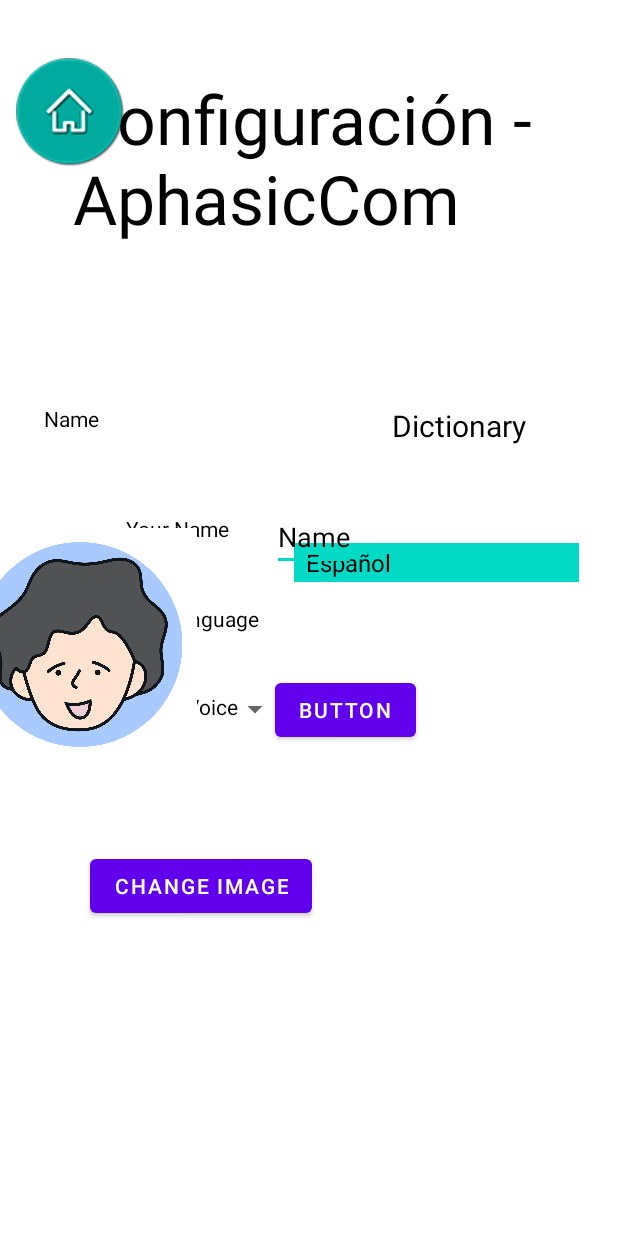
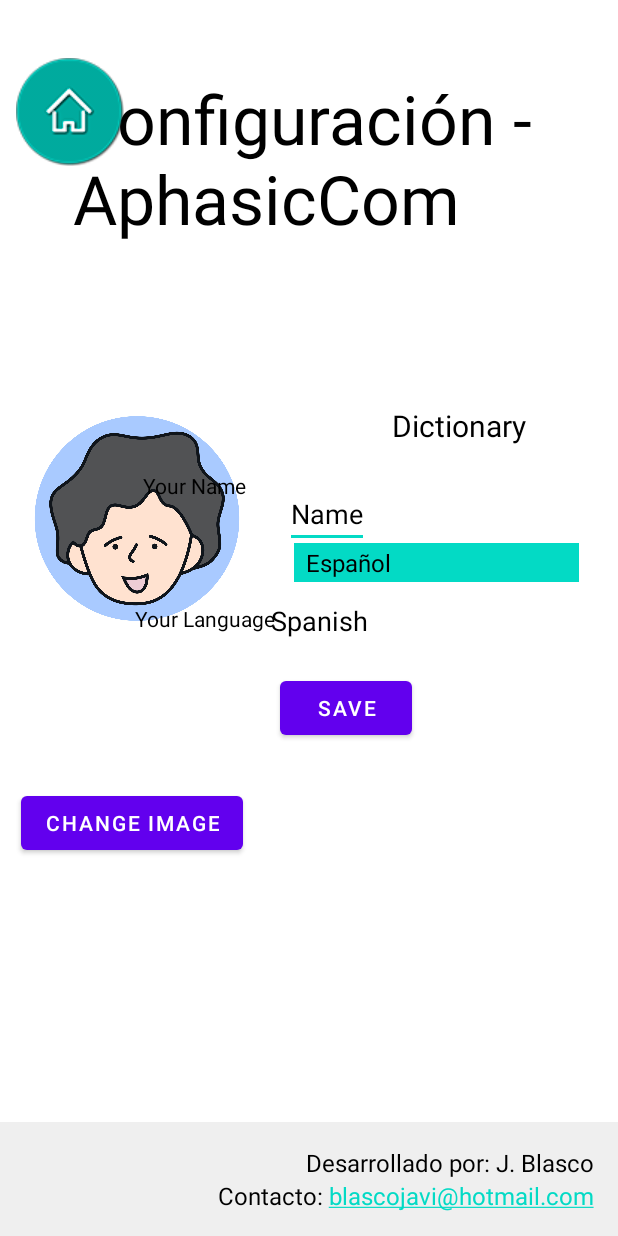
Before and after one commit to blascojavi/aphasicComm, an Android app: the ConfigActivity screen opened directly, with no data from a screen before it, on a phone screen of 412 x 824 dp. Run offline under Robolectric (Android 15) with nearby library versions, the phone set to English and light mode, and no system bars.

Commit message:
Full functional and complete application

```diff
--- a/app/src/main/java/com/jablal/proyectojavierblasco/ConfigActivity.java
+++ b/app/src/main/java/com/jablal/proyectojavierblasco/ConfigActivity.java
@@ -7,8 +7,12 @@ import android.content.res.Configuration;
 import android.content.res.Resources;
 import android.graphics.Camera;
 import android.graphics.Color;
+import android.net.Uri;
 import android.os.Bundle;
 import android.provider.MediaStore;
+import android.text.SpannableString;
+import android.text.method.LinkMovementMethod;
+import android.text.util.Linkify;
 import android.util.Log;
 import android.view.SurfaceHolder;
 import android.view.SurfaceView;
@@ -36,7 +40,7 @@ import java.util.ArrayList;
 import java.util.Arrays;
 import java.util.List;
 import java.util.Locale;
-
+import java.util.regex.Pattern;
 
 
 public class ConfigActivity extends AppCompatActivity {
@@ -133,7 +137,7 @@ public class ConfigActivity extends AppCompatActivity {
 
         // Establece el nombre de usuario en el TextView textViewNameUser
         textViewNameUser.setText(nameUser);
-        textViewUser.setText(nameUser);
+      //  textViewUser.setText(nameUser);
 
 
 
@@ -164,6 +168,31 @@ public class ConfigActivity extends AppCompatActivity {
 
             }
         });
+
+
+        TextView textContact = findViewById(R.id.textContact);
+        String email = "blascojavi@hotmail.com";
+        String subject = "AphasicComm";
+        String emailLink = "mailto:" + email + "?subject=" + Uri.encode(subject, "UTF-8").toUpperCase();
+        SpannableString spannableString = new SpannableString("Contacto: " + email);
+        Linkify.TransformFilter transformFilter = (match, url) -> "";
+        Linkify.addLinks(spannableString, Pattern.compile(email), emailLink, null, transformFilter);
+        textContact.setText(spannableString);
+        textContact.setMovementMethod(LinkMovementMethod.getInstance());
+
+        TextView textViewLanguageSelected = findViewById(R.id.LanguageSelected);
+
+        // Obtener la configuración actual de la aplicación
+        Configuration config = getResources().getConfiguration();
+
+        // Obtener el objeto Locale del idioma actual
+        Locale currentLocale = config.locale;
+
+        // Obtener el nombre del idioma en uso
+        String currentLanguage = currentLocale.getDisplayName();
+
+        // Mostrar el nombre del idioma en el TextView
+        textViewLanguageSelected.setText(currentLanguage);
 
 
     }
--- a/app/src/main/res/layout/activity_config.xml
+++ b/app/src/main/res/layout/activity_config.xml
@@ -65,18 +65,72 @@
         app:layout_constraintTop_toTopOf="parent"
         app:layout_constraintVertical_bias="0.339" />
 
-    <TextView
-        android:id="@+id/textViewName"
+
+    <Button
+        android:id="@+id/buttonSelectedIdiom"
         android:layout_width="wrap_content"
         android:layout_height="wrap_content"
-        android:text="@string/tagName"
+        android:layout_marginTop="20dp"
+        android:layout_marginEnd="144dp"
+        android:text="@string/buttonSave"
+        app:layout_constraintBottom_toBottomOf="parent"
+        app:layout_constraintEnd_toEndOf="parent"
+        app:layout_constraintHorizontal_bias="0.594"
+        app:layout_constraintStart_toStartOf="@+id/spinner_idiomas"
+        app:layout_constraintTop_toBottomOf="@+id/spinner_idiomas"
+        app:layout_constraintVertical_bias="0.109" />
+
+    <ImageView
+        android:id="@+id/image_View"
+        android:layout_width="156dp"
+        android:layout_height="178dp"
+        android:layout_marginEnd="16dp"
+        app:layout_constraintBottom_toBottomOf="parent"
+        app:layout_constraintEnd_toEndOf="parent"
+        app:layout_constraintHorizontal_bias="0.055"
+        app:layout_constraintStart_toStartOf="parent"
+        app:layout_constraintTop_toBottomOf="@+id/imageButtonHome2"
+        app:layout_constraintVertical_bias="0.27"
+        tools:srcCompat="@string/image_user" />
+
+    <TextView
+        android:id="@+id/textViewUser"
+        android:layout_width="wrap_content"
+        android:layout_height="wrap_content"
+        android:text=" "
         android:textColor="#000000"
         app:layout_constraintBottom_toBottomOf="parent"
         app:layout_constraintEnd_toEndOf="parent"
-        app:layout_constraintHorizontal_bias="0.245"
+        app:layout_constraintHorizontal_bias="0.171"
         app:layout_constraintStart_toStartOf="parent"
         app:layout_constraintTop_toTopOf="parent"
-        app:layout_constraintVertical_bias="0.426" />
+        app:layout_constraintVertical_bias="0.108" />
+
+    <Button
+        android:id="@+id/button_change_picture"
+        android:layout_width="wrap_content"
+        android:layout_height="wrap_content"
+        android:text="@string/buttonImage"
+        app:layout_constraintBottom_toTopOf="@+id/relativeLayout"
+        app:layout_constraintEnd_toEndOf="parent"
+        app:layout_constraintHorizontal_bias="0.053"
+        app:layout_constraintStart_toStartOf="parent"
+        app:layout_constraintTop_toBottomOf="@+id/image_View"
+        app:layout_constraintVertical_bias="0.34" />
+
+    <TextView
+        android:id="@+id/LanguageSelected"
+        android:layout_width="wrap_content"
+        android:layout_height="wrap_content"
+        android:text="TextView"
+        android:textColor="#000000"
+        android:textSize="18sp"
+        app:layout_constraintBottom_toBottomOf="parent"
+        app:layout_constraintEnd_toStartOf="@+id/spinner_idiomas"
+        app:layout_constraintHorizontal_bias="0.065"
+        app:layout_constraintStart_toEndOf="@+id/textViewIdioma"
+        app:layout_constraintTop_toBottomOf="@+id/textViewNameUser"
+        app:layout_constraintVertical_bias="0.083" />
 
     <TextView
         android:id="@+id/textViewIdioma"
@@ -86,78 +140,22 @@
         android:textColor="#000000"
         app:layout_constraintBottom_toBottomOf="parent"
         app:layout_constraintEnd_toEndOf="parent"
-        app:layout_constraintHorizontal_bias="0.25"
+        app:layout_constraintHorizontal_bias="0.284"
         app:layout_constraintStart_toStartOf="parent"
         app:layout_constraintTop_toTopOf="parent" />
 
-    <Spinner
-        android:id="@+id/spinner3"
-        android:layout_width="86dp"
-        android:layout_height="22dp"
+    <TextView
+        android:id="@+id/textViewName"
+        android:layout_width="wrap_content"
+        android:layout_height="wrap_content"
+        android:text="@string/tagName"
         android:textColor="#000000"
         app:layout_constraintBottom_toBottomOf="parent"
         app:layout_constraintEnd_toEndOf="parent"
-        app:layout_constraintHorizontal_bias="0.331"
+        app:layout_constraintHorizontal_bias="0.279"
         app:layout_constraintStart_toStartOf="parent"
         app:layout_constraintTop_toTopOf="parent"
-        app:layout_constraintVertical_bias="0.575"
-        tools:ignore="SpeakableTextPresentCheck,TouchTargetSizeCheck" />
-
-    <TextView
-        android:id="@+id/textViewVoice"
-        android:layout_width="wrap_content"
-        android:layout_height="wrap_content"
-        android:textColor="#000000"
-        android:text="@string/tagVoice"
-        app:layout_constraintBottom_toBottomOf="parent"
-        app:layout_constraintEnd_toEndOf="parent"
-        app:layout_constraintHorizontal_bias="0.247"
-        app:layout_constraintStart_toStartOf="parent"
-        app:layout_constraintTop_toTopOf="parent"
-        app:layout_constraintVertical_bias="0.573" />
-
-    <TextView
-        android:id="@+id/textViewUser"
-        android:layout_width="wrap_content"
-        android:layout_height="wrap_content"
-        android:text="@string/name_user"
-        android:textColor="#000000"
-        app:layout_constraintBottom_toBottomOf="parent"
-        app:layout_constraintEnd_toEndOf="parent"
-        app:layout_constraintHorizontal_bias="0.078"
-        app:layout_constraintStart_toStartOf="parent"
-        app:layout_constraintTop_toTopOf="parent"
-        app:layout_constraintVertical_bias="0.335" />
-
-    <Button
-        android:id="@+id/buttonSelectedIdiom"
-        android:layout_width="wrap_content"
-        android:layout_height="wrap_content"
-        android:layout_marginTop="20dp"
-        android:layout_marginEnd="144dp"
-        android:text="Button"
-        app:layout_constraintBottom_toBottomOf="parent"
-        app:layout_constraintEnd_toEndOf="parent"
-        app:layout_constraintHorizontal_bias="0.594"
-        app:layout_constraintStart_toStartOf="@+id/spinner_idiomas"
-        app:layout_constraintTop_toBottomOf="@+id/spinner_idiomas"
-        app:layout_constraintVertical_bias="0.112" />
-
-
-
-    <ImageView
-        android:id="@+id/image_View"
-        android:layout_width="156dp"
-        android:layout_height="178dp"
-        android:layout_marginTop="52dp"
-        android:layout_marginEnd="16dp"
-        app:layout_constraintBottom_toBottomOf="parent"
-        app:layout_constraintEnd_toStartOf="@+id/textViewIdioma"
-        app:layout_constraintHorizontal_bias="0.278"
-        app:layout_constraintStart_toStartOf="parent"
-        app:layout_constraintTop_toBottomOf="@+id/textViewUser"
-        app:layout_constraintVertical_bias="0.0"
-        tools:srcCompat="@string/image_user" />
+        app:layout_constraintVertical_bias="0.39" />
 
     <AutoCompleteTextView
         android:id="@+id/textViewNameUser"
@@ -168,22 +166,40 @@
         android:textColor="#000000"
         app:layout_constraintBottom_toTopOf="@+id/textViewIdioma"
         app:layout_constraintEnd_toStartOf="@+id/spinner_idiomas"
-        app:layout_constraintHorizontal_bias="0.003"
+        app:layout_constraintHorizontal_bias="0.053"
         app:layout_constraintStart_toEndOf="@+id/textViewName"
         app:layout_constraintTop_toBottomOf="@+id/textView2"
-        app:layout_constraintVertical_bias="0.888" />
+        app:layout_constraintVertical_bias="0.809" />
 
-    <Button
-        android:id="@+id/button_change_picture"
-        android:layout_width="wrap_content"
+    <RelativeLayout
+        android:id="@+id/relativeLayout"
+        android:layout_width="match_parent"
         android:layout_height="wrap_content"
-        android:layout_marginStart="60dp"
-        android:text="@string/buttonImage"
+        android:background="#EFEFEF"
+        android:padding="16dp"
         app:layout_constraintBottom_toBottomOf="parent"
-        app:layout_constraintEnd_toStartOf="@+id/textViewVoice"
-        app:layout_constraintHorizontal_bias="0.0"
-        app:layout_constraintStart_toStartOf="parent"
-        app:layout_constraintTop_toBottomOf="@+id/image_View"
-        app:layout_constraintVertical_bias="0.186" />
+        app:layout_constraintEnd_toEndOf="parent"
+        app:layout_constraintStart_toStartOf="parent">
+
+        <TextView
+            android:id="@+id/textDeveloper"
+            android:layout_width="wrap_content"
+            android:layout_height="wrap_content"
+            android:layout_alignParentEnd="true"
+            android:text="Desarrollado por: J. Blasco"
+            android:textColor="#000000"
+            android:textSize="16sp" />
+
+        <TextView
+            android:id="@+id/textContact"
+            android:layout_width="wrap_content"
+            android:layout_height="wrap_content"
+            android:layout_below="@id/textDeveloper"
+            android:layout_alignParentEnd="true"
+            android:text="Contacto: blascojavi@hotmail.com"
+            android:textColor="#000000"
+            android:textSize="16sp" />
+
+    </RelativeLayout>
 
 </androidx.constraintlayout.widget.ConstraintLayout>
--- a/app/src/main/res/values/strings.xml
+++ b/app/src/main/res/values/strings.xml
@@ -1,5 +1,5 @@
 <resources>
-    <string name="app_name">proyectoJavierBlasco</string>
+    <string name="app_name">aphasicComm</string>
     <string name="labelHome">Home - AphasicCom</string>
     <string name="labelConfig">Configuración - AphasicCom</string>
     <string name="textDictionary">Dictionary</string>
@@ -29,6 +29,7 @@
     <string name="iconStreet">Street</string>
     <string name="iconStateOfMind">Mind</string>
     <string name="image_user" translatable="false">men</string>
+    <string name="buttonSave">Save</string>
 
 
 
```
Also changed, not shown: 2 other files.
